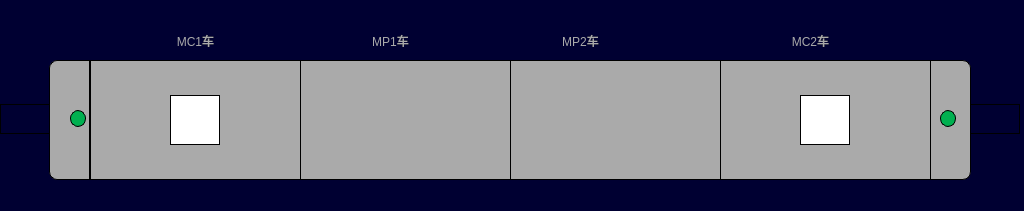
Before: the Qt Designer form vehicleaircompressorpage.ui in 994656234/HHL, drawn with Qt 5.
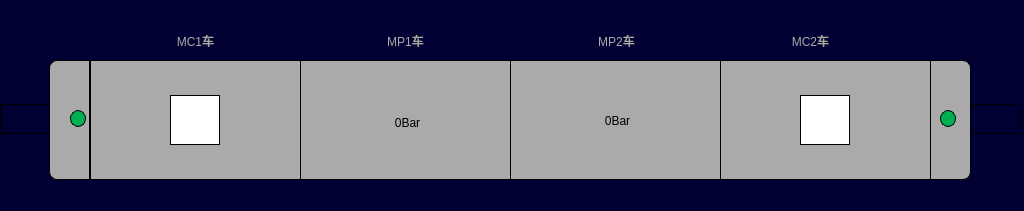
After: the same form once the commit is applied. Icons and pictures are not drawn.

Diff of the .ui file:
```diff
--- a/vehicleaircompressorpage.ui
+++ b/vehicleaircompressorpage.ui
@@ -166,7 +166,7 @@
   <widget class="QLabel" name="lbl_metroNum3">
    <property name="geometry">
     <rect>
-     <x>545</x>
+     <x>581</x>
      <y>25</y>
      <width>71</width>
      <height>31</height>
@@ -187,7 +187,7 @@
   <widget class="QLabel" name="lbl_metroNum2">
    <property name="geometry">
     <rect>
-     <x>355</x>
+     <x>370</x>
      <y>25</y>
      <width>71</width>
      <height>31</height>
@@ -307,6 +307,48 @@
     <string/>
    </property>
   </widget>
+  <widget class="QLabel" name="lbl_ACP_MC1">
+   <property name="geometry">
+    <rect>
+     <x>370</x>
+     <y>107</y>
+     <width>75</width>
+     <height>31</height>
+    </rect>
+   </property>
+   <property name="styleSheet">
+    <string notr="true">font:18px&quot;微软雅黑&quot;;
+background-color: rgb(170, 170, 170);
+border:0px;</string>
+   </property>
+   <property name="text">
+    <string>0Bar</string>
+   </property>
+   <property name="alignment">
+    <set>Qt::AlignCenter</set>
+   </property>
+  </widget>
+  <widget class="QLabel" name="lbl_ACP_MC2">
+   <property name="geometry">
+    <rect>
+     <x>580</x>
+     <y>105</y>
+     <width>75</width>
+     <height>31</height>
+    </rect>
+   </property>
+   <property name="styleSheet">
+    <string notr="true">font:18px&quot;微软雅黑&quot;;
+background-color: rgb(170, 170, 170);
+border:0px;</string>
+   </property>
+   <property name="text">
+    <string>0Bar</string>
+   </property>
+   <property name="alignment">
+    <set>Qt::AlignCenter</set>
+   </property>
+  </widget>
   <zorder>label</zorder>
   <zorder>label_2</zorder>
   <zorder>LBLM2</zorder>
@@ -323,6 +365,8 @@
   <zorder>lbl_cab2_active</zorder>
   <zorder>lbl_cab1_direction</zorder>
   <zorder>lbl_cab1_active</zorder>
+  <zorder>lbl_ACP_MC1</zorder>
+  <zorder>lbl_ACP_MC2</zorder>
  </widget>
  <resources/>
  <connections/>
```
